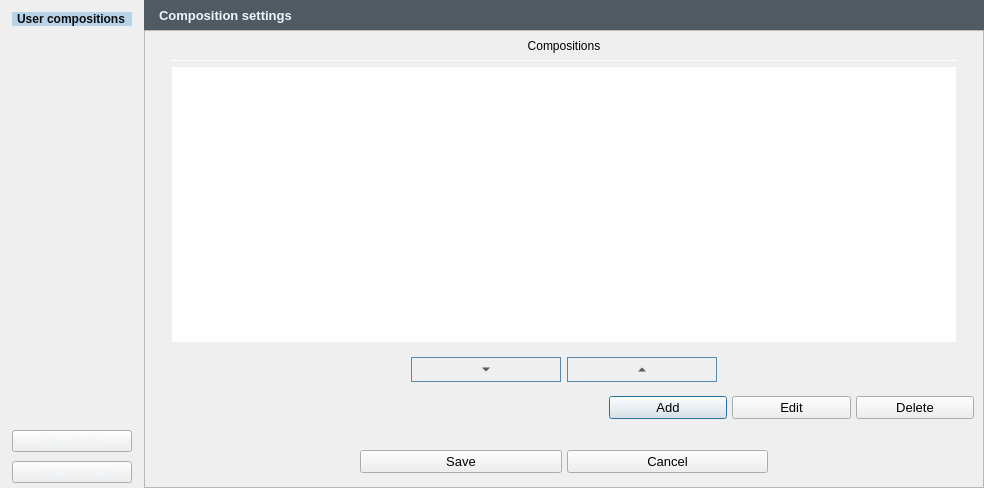
Old version of the form Kompozycje/dodaj_kompozycje.ui in the repository GIAPspzoo/GIAP_PolaMap_lite.
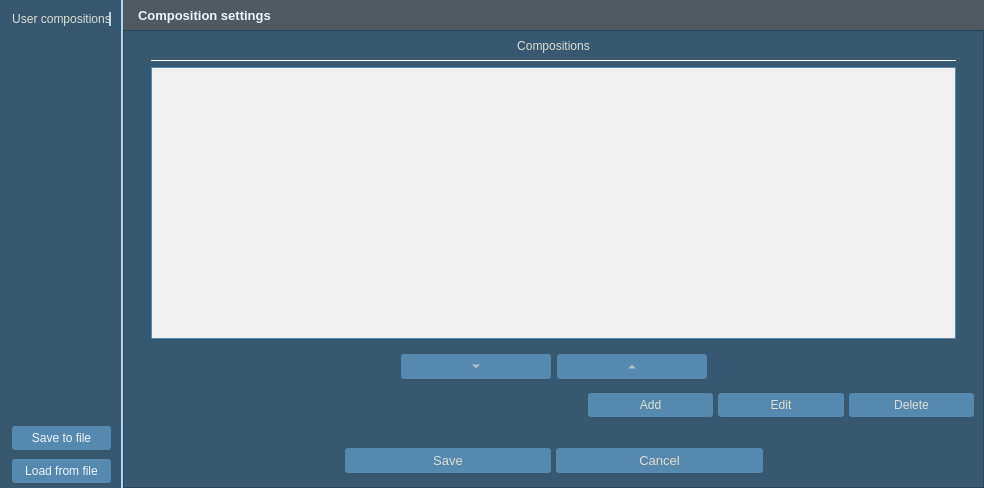
New version of the form. Icons and pictures are not drawn.

The edit to the form file:
```diff
--- a/Kompozycje/dodaj_kompozycje.ui
+++ b/Kompozycje/dodaj_kompozycje.ui
@@ -39,7 +39,405 @@
     <normaloff>:/plugins/GIAP-giap_layout/icons/giap_logo.png</normaloff>:/plugins/GIAP-giap_layout/icons/giap_logo.png</iconset>
   </property>
   <property name="styleSheet">
-   <string notr="true"/>
+   <string notr="true">* {
+background-color: #365871;
+color:#E0DECF;
+font: 10pt &quot;Segoe UI&quot;;
+}
+QLabel{
+font: 10pt &quot;Segoe UI&quot;;
+color:#E0DECF;
+height: 35px;
+}
+QCheckBox::indicator {
+  width: 13px;
+    height: 13px;
+border: 0px solid #E0DECF;
+}
+QCheckBox::indicator:checked {
+ image: url(:/plugins/GIAP-PolaMap/icons/checked.png);
+  width: 13px;
+    height: 13px;
+}
+QCheckBox::indicator:unchecked {
+ image: url(:/plugins/GIAP-PolaMap/icons/unchecked.png);
+  width: 13px;
+    height: 13px;
+}
+
+QScrollBar:horizontal {
+    height: 15px;
+}
+QScrollBar::handle:horizontal {
+    background: #5589B0;
+    border-radius: 5px;
+    width: 10px;
+    margin: 2px 0 2px 0;
+}
+QScrollBar::add-line:horizontal, QScrollBar::sub-line:horizontal  {
+    border: 1px solid transparent;
+    background: transparent;
+    width: 12px;
+}
+ QScrollBar:vertical {
+     width: 15px;
+ }
+ QScrollBar::handle:vertical {
+     background: #5589B0;
+     height: 10px;
+     border-radius: 5px;
+         margin: 0px 2px 0px 2px;
+ }
+ QScrollBar::add-line:vertical{
+    border: 1px solid transparent;
+     background: transparent;
+     height: 12px;
+ }
+
+ QScrollBar::sub-line:vertical {
+      border: 1px solid transparent;
+     background: transparent;
+     height: 12px;
+ }
+
+QAbstractScrollArea::corner {
+ border: 1px solid transparent;
+width: 0px; 
+height: 0px;
+}
+
+QPushButton {
+padding: 5px;
+}
+
+QLineEdit, QTextEdit{
+border: 1px solid;
+border-radius:3px;
+border-color: #263c4e;
+background-color: #263c4e;
+}
+
+QLineEdit:focus{
+border: solid;
+border-style: solid;
+border-width: 1px;
+border-color: #E0DECF;
+}
+
+QPushButton {
+border: none;
+border-width: 1px;
+border-radius:3px;
+background-color: #5589B0;
+}
+QPushButton:checked {
+background-color: #5589B0;
+border: solid;
+border-width: 1px;
+border-color: #5589B0;
+}
+
+QPushButton:pressed {
+background-color: #5589B0;
+border: solid;
+border-width: 1px;
+border-color:#5589B0;
+}
+QPushButton:hover {
+background-color: #5589B0;
+border-radius: 3px;
+border: solid;
+border-style: solid;
+border-width: 1px;
+border-color: #E0DECF;
+}
+
+QToolButton {
+border: none;
+border-width: 1px;
+border-radius:3px;
+background-color: #5589B0;
+}
+
+QToolButton:checked {
+background-color: #5589B0;
+border: solid;
+border-width: 1px;
+border-color: #5589B0;
+}
+QToolButton:hover {
+background-color: #5589B0;
+border-radius: 3px;
+border: solid;
+border-style: solid;
+border-width: 1px;
+border-color: #E0DECF;
+}
+
+
+QToolButton:pressed {
+background-color: #5589B0;
+border: solid;
+border-width: 1px;
+border-color:#5589B0;
+}
+
+QToolButton::menu, QToolButton::menu-button {
+background-color: #263C4E;
+border: solid;
+border-width: 1px;
+border-color: #5589B0;
+}
+
+QMenu::item:selected {
+background-color:  #5589B0;
+}
+
+
+QComboBox:editable {
+border: 0px solid #5589B0;
+border-radius: 3px;
+background-color: #263c4e;
+padding: 0px 0px 0px 3px;
+}
+
+QComboBox:editable:focus{
+border: solid;
+border-style: solid;
+border-width: 1px;
+border-color: #E0DECF;
+}
+
+QComboBox:!editable {
+border: 0px solid #5589B0;
+border-radius: 3px;
+background-color: #263c4e;
+padding:0px 3px 0px 3px;
+}
+
+QComboBox:!editable:on {
+background-color: #263c4e;
+border: solid;
+border-width: 1px;
+border-color: #365871;
+padding:0px 5px 0px 3px;
+}
+
+QComboBox::drop-down {
+border-left: solid;
+border-width: 0px;
+background-color: #263c4e;
+border-radius: 3px;
+}
+QComboBox::drop-down:editable:on {
+background-color:#263c4e;
+border: solid;
+border-width: 1px;
+border-color: #263c4e;
+}
+
+QComboBox::drop-down:!editable:on {
+background-color: #263c4e;
+}
+
+QComboBox::down-arrow {
+        image:  url(:/plugins/GIAP-PolaMap/icons/branch-open.png);
+    width: 18px;
+    height: 28px;
+}
+
+QComboBox::down-arrow:hover, QComboBox::down-arrow:pressed{
+border: solid;
+border-width: 0px;
+border-color: #E0DECF;
+border-radius: 3px;
+margin:0px 3px 0px -1px;
+}
+
+QToolTip {
+color:white;
+	font: 9pt &quot;Segoe UI&quot;;
+font-weight: normal;
+border-style: double;
+border: 0.1rem;
+border-radius: 0.3rem;
+background-color:#4F5A63;
+}
+
+Line {
+color: qlineargradient(spread:pad, x1:0, y1:1, x2:0, y2:0, stop:0 rgba(65, 97, 124, 255), stop:1 rgba(90, 135, 172, 255));
+}
+
+QTabBar::tab {
+border-top-left-radius: 3px;
+border-top-right-radius: 3px;
+padding:1px 0px 1px 0px;
+margin-top: 2px;
+color: #E0DECF;
+font-weight: 550;
+}
+
+QTabBar::tab:selected {
+border: 0rem solid;
+border-color:#5589B0;
+margin-bottom: 2px;
+border-bottom: 2px solid #E0DECF;
+font-weight: 650;
+color: #E0DECF;
+}
+QTabBar::tab:hover {
+border: 0rem solid;
+background: transparent;
+margin-bottom: 2px;
+border-bottom: 2px solid #E0DECF;
+font-weight: 650;
+}
+
+QTabBar::tab:!selected {
+border: 0rem solid;
+background: transparent;
+margin-bottom: 2px;
+border-bottom: 2px solid transparent;
+font-weight: 550;
+color: #B3B2A6;
+}
+QTabBar::tab:!selected:hover {
+border: 0rem solid;
+background: transparent;
+margin-bottom: 2px;
+border-bottom: 2px solid #E0DECF;
+font-weight: 550;
+color: #B3B2A6;
+}
+
+QTabBar::tab:last:!selected {
+margin-right: 1px;
+}
+
+QTabWidget::pane {
+border-top:1px solid #B3B2A6;
+border-bottom: 0px solid #B3B2A6;
+}
+
+QTabWidget::tab-bar {
+left: 5px;
+right: 5px;
+}
+
+QTreeView {
+    border: 0rem solid;
+    border-color: #5589B0;
+    margin: 0.2rem;
+   show-decoration-selected: 1;
+}
+
+QTreeView::item,
+QTreeView::branch {
+    color: black;
+     padding:2px;
+}
+
+QTreeView:branch:hover,
+QTreeView:item:hover
+{
+    background-color: #5589B0;
+    color: white;
+}
+
+QTreeView:branch:selected,
+QTreeView:item:selected
+{
+    background-color: #5589B0;
+    color: white;
+}
+
+QTreeView::branch:has-children:!has-siblings:closed,
+QTreeView::branch:closed:has-children:has-siblings {
+        border-image: none;
+        image: url(:/plugins/GIAP-PolaMap/icons/branch-closed.png);
+}
+
+QTreeView::branch:open:has-children:!has-siblings,
+QTreeView::branch:open:has-children:has-siblings  {
+        border-image: none;
+        image:  url(:/plugins/GIAP-PolaMap/icons/branch-open.png);
+}
+
+QProgressBar {
+    border: 0.2rem solid #365871;
+    background-color: #365871;
+    border-radius: 0.3rem;
+    text-align: center;
+    color: white;
+}
+
+QProgressBar::chunk {
+    background-color: #5589B0;
+}
+QSpinBox, QDoubleSpinBox,
+QSpinBox:editable,
+QSpinBox:hover,
+QSpinBox:pressed,
+QDoubleSpinBox:editable,
+QDoubleSpinBox:hover,
+QDoubleSpinBox:pressed {
+    border: 0.1rem solid;
+    border-radius: 0.3rem;
+    border-color: #263c4e;
+background-color: #263c4e;
+}
+QSpinBox:focus, QDoubleSpinBox:focus {
+border-style: solid;
+border-width: 0rem;
+border-color: #E0DECF;
+}
+QSpinBox:disabled, QDoubleSpinBox:disabled {
+  border: none;
+  border-bottom: 0.1rem solid #263c4e;
+  border-radius: 0;
+  background: #263c4e;
+  color: #000000;
+}
+QSpinBox::up-button, QDoubleSpinBox::up-button{
+  subcontrol-origin: border;
+  subcontrol-position: top right;
+  border: 0rem solid white;
+  border-radius: 3;
+  background: #263c4e;
+}
+QSpinBox::down-button, QDoubleSpinBox::down-button {
+  subcontrol-origin: border;
+  subcontrol-position: bottom right;
+  border: 0rem solid white;
+  border-radius: 3;
+  background: #263c4e;
+}
+QSpinBox::down-button:hover, QDoubleSpinBox::down-button:hover, QSpinBox::up-button:hover, QDoubleSpinBox::up-button:hover {
+border: solid;
+border-width: 0.1rem;
+border-color: #E0DECF;
+}
+QSpinBox::up-arrow,QDoubleSpinBox::up-arrow {
+  image: url(:/plugins/GIAP-PolaMap/icons/spinup.png);
+    width: 18px;
+    height: 18px;
+}
+QSpinBox::up-arrow:disabled,
+QSpinBox::up-arrow:off {
+  image: none;
+}
+QSpinBox::down-arrow, QDoubleSpinBox::down-arrow {
+  image: url(:/plugins/GIAP-PolaMap/icons/spindown.png);
+    width: 18px;
+    height: 18px;
+}
+QSpinBox::down-arrow:disabled,
+QSpinBox::down-arrow:off,
+ QDoubleSpinBox::down-arrow:disabled,
+QDoubleSpinBox::down-arrow:off{
+  image: none;
+}
+</string>
   </property>
   <property name="locale">
    <locale language="English" country="UnitedKingdom"/>
@@ -213,6 +611,9 @@
               <layout class="QHBoxLayout" name="horizontalLayout_3">
                <item>
                 <widget class="QPushButton" name="dodaj_kompozycje">
+                 <property name="styleSheet">
+                  <string notr="true"/>
+                 </property>
                  <property name="text">
                   <string>Add</string>
                  </property>
@@ -329,12 +730,34 @@
                      <property name="styleSheet">
                       <string notr="true">QTableView, QListView
         {
+			background-color: rgb(240, 240, 240);
             gridline-color:#4F5A63;
-            color: #E0DECF;
-            alternate-background-color: #4F5A63;
+            color: #263c4e;
+			alternate-background-color:  rgb(240, 240, 240);
+			alternate-color: #263c4e;
+            border: 1px solid #5589B0;
+        }
+QTableView::item, QListView::item
+        {
+            color: #263c4e;
+        }
+QTableView::item:hover, QListView::item:hover
+        {
+            color: white;
+            background: #5589B0;
             selection-background-color: #5589B0;
-            border: 0px solid #5589B0;
-        }</string>
+        }
+QTableView::item:focus, QListView::item:focus
+        {
+            color: white;
+            background: #263B4E;
+        }
+QTableView::item:selected, QListView::item:selected
+        {
+            color: white;
+            background-color: #5589B0;
+        }
+</string>
                      </property>
                      <property name="editTriggers">
                       <set>QAbstractItemView::NoEditTriggers</set>
@@ -386,9 +809,7 @@
                      </size>
                     </property>
                     <property name="styleSheet">
-                     <string notr="true">border: solid;
-border-width: 1px;
-border-color:#5589B0;</string>
+                     <string notr="true"/>
                     </property>
                     <property name="text">
                      <string>...</string>
@@ -410,9 +831,7 @@
                      <bool>false</bool>
                     </property>
                     <property name="styleSheet">
-                     <string notr="true">border: solid;
-border-width: 1px;
-border-color:#5589B0;</string>
+                     <string notr="true"/>
                     </property>
                     <property name="text">
                      <string>...</string>
@@ -603,11 +1022,11 @@
       <item>
        <widget class="QLabel" name="pushButton_side">
         <property name="styleSheet">
-         <string notr="true">   background-color: #b7d3e8;
-   color: #0A0C0D;
-   font-weight: bold;
-   padding-left: 5px;
-   padding-right: 5px;</string>
+         <string notr="true">QLabel{
+font: 10pt &quot;Segoe UI&quot;;
+color:#E0DECF;
+height: 35px;
+}</string>
         </property>
         <property name="text">
          <string>User compositions</string>
```
